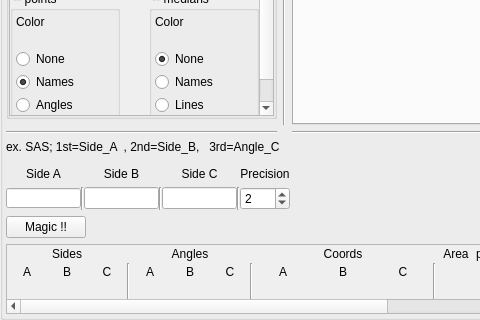
Above: data/ui/wdg_triangle.ui from Billy-gk101/Graphing-Calculator before the change; both pictures show x 0 to 480 and y 309 to 629 of the 598 by 629 pixel window. Below: the same form after it.
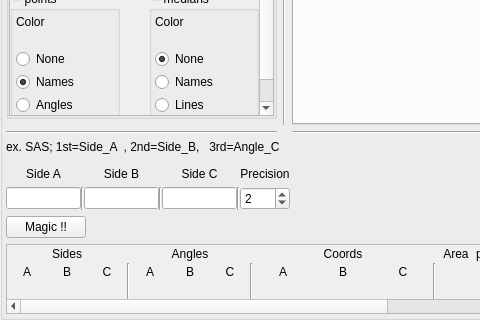
That is the form after the change.

Commit message: removed height restriction from first lineedit of user input

What changed in the file:
```diff
--- a/data/ui/wdg_triangle.ui
+++ b/data/ui/wdg_triangle.ui
@@ -1578,7 +1578,7 @@
                <property name="maximumSize">
                 <size>
                  <width>75</width>
-                 <height>20</height>
+                 <height>16777215</height>
                 </size>
                </property>
                <property name="text">
```
Left out of the diff: 10 changed lines with no effect on the pictures. The commit also changes 1 other file.
